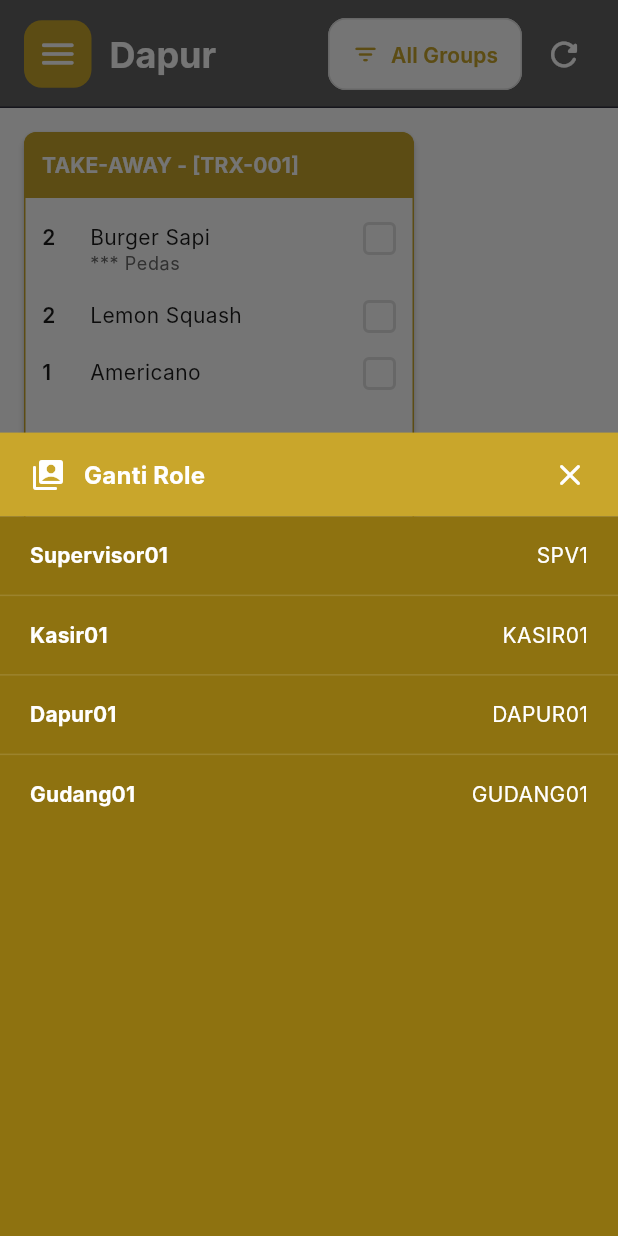
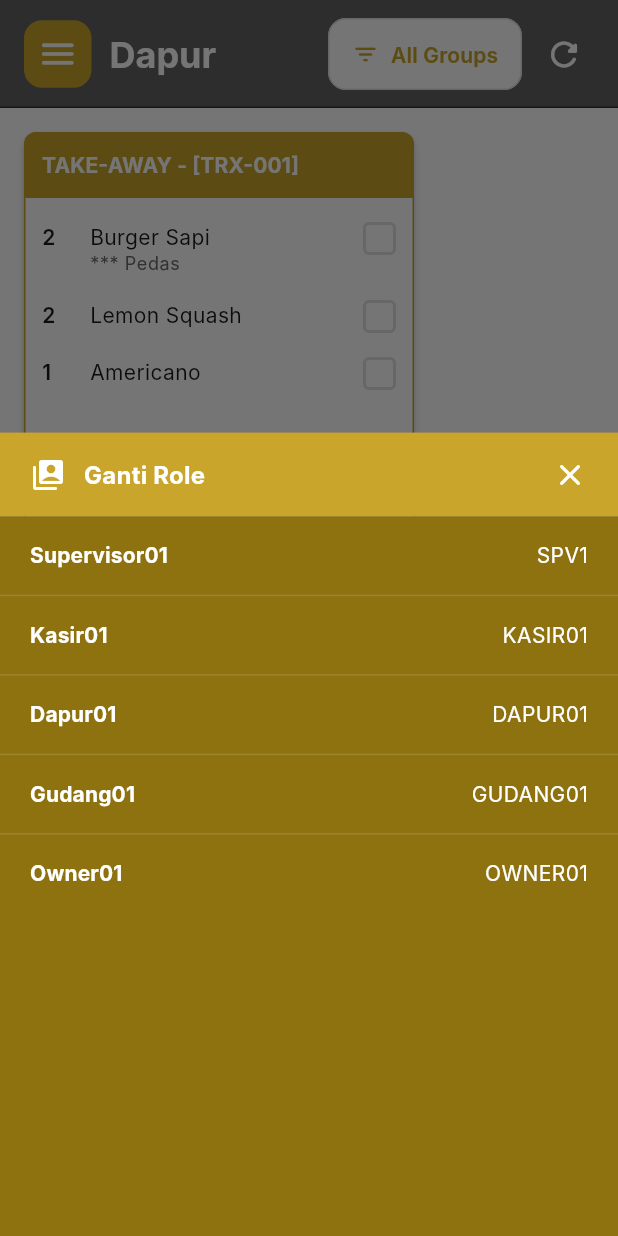
Before and after one commit to Joglo-Application/JApp, a Flutter app: the screen it shows after launch, in the side drawer, after a tap on "Ganti Role", on a phone screen of 412 x 824 dp. Run offline on Flutter 3.47's test engine with Material 3 defaults, Android fonts, the phone set to English and light mode, and no system bars; our stand-ins replace dio, fl_chart, flutter_map, flutter_secure_storage, go_router, hive_flutter and 2 more; accounts and stored records are empty; Roboto replaces fonts that are missing (Inter).

Commit message:
feat(role): added role owner (that so easy to change role)

```diff
--- a/lib/core/widgets/drawer/app_drawer_shared_footer.dart
+++ b/lib/core/widgets/drawer/app_drawer_shared_footer.dart
@@ -57,11 +57,13 @@ class AppDrawerSharedFooter extends StatelessWidget {
         GantiRoleAccount(namaUser: 'Kasir01', roleCode: 'KASIR01'),
         GantiRoleAccount(namaUser: 'Dapur01', roleCode: 'DAPUR01'),
         GantiRoleAccount(namaUser: 'Gudang01', roleCode: 'GUDANG01'),
+        GantiRoleAccount(namaUser: 'Owner01', roleCode: 'OWNER01'),
       ],
       onSelect: (account) {
         final route = switch (account.roleCode) {
           'SPV1' || 'KASIR01' => AppRoutes.home,
           'DAPUR01' => AppRoutes.kitchenDapur,
+          'OWNER01' => AppRoutes.ownerDashboard,
           _ => null, // GUDANG01: coming soon
         };
         if (route != null) router.go(route);
```
